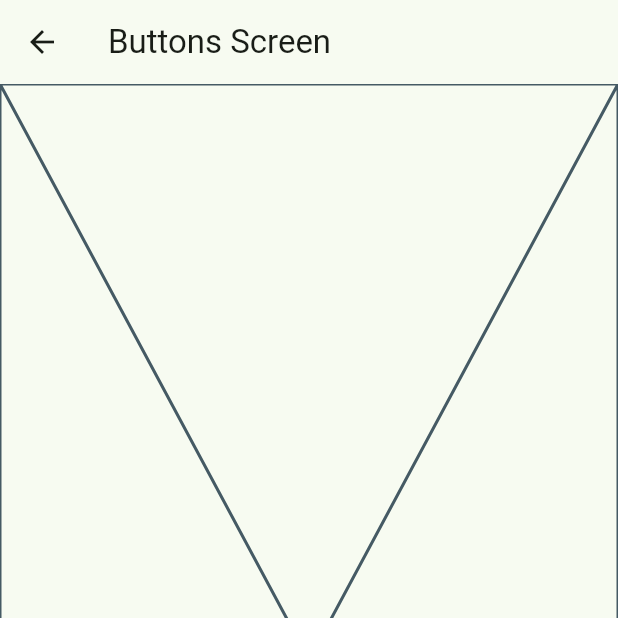
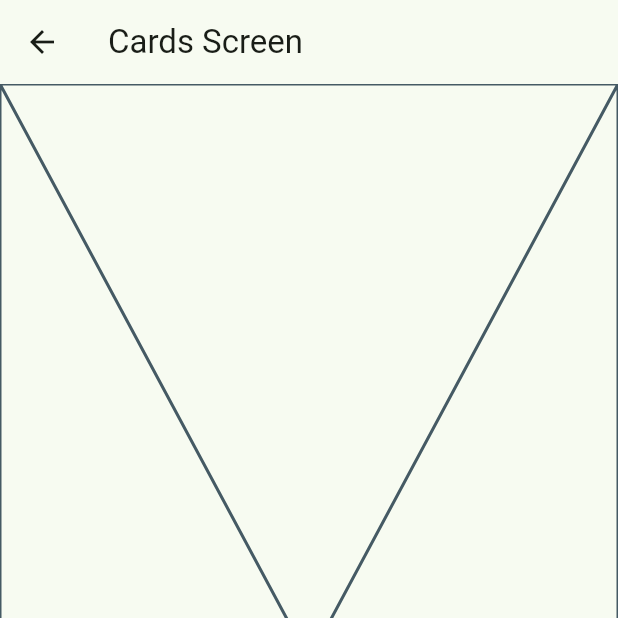
Before and after one commit to ctm187523/FlutterWidgets, a Flutter app: the HomeScreeen screen opened by its route, after a tap on "Botones", on a phone screen of 412 x 824 dp, the top half of it. Run offline on Flutter 3.47's test engine with Material 2 defaults, Android fonts, the phone set to English and light mode, and no system bars; our stand-ins replace go_router.

Commit message:
rutas con nombre implementado

```diff
--- a/lib/config/router/app_router.dart
+++ b/lib/config/router/app_router.dart
@@ -9,14 +9,17 @@ final appRouter = GoRouter(
   initialLocation: '/',
   routes: [
     GoRoute(
+      name: HomeScreeen.name, //el name es opcional cogemos el name del atributo estatico de la clase
       path: '/',
       builder: (context, state) => const HomeScreeen(),
     ),
     GoRoute(
+      name: ButtonsScreen.name, //el name es opcional cogemos el name del atributo estatico de la clase
       path: '/buttons',
       builder: (context, state) => const ButtonsScreen(),
     ),
     GoRoute(
+      name: CardsScreen.name, //el name es opcional cogemos el name del atributo estatico de la clase
       path: '/cards',
       builder: (context, state) => const CardsScreen(),
     ),
--- a/lib/presentation/screens/buttons/buttons_screens.dart
+++ b/lib/presentation/screens/buttons/buttons_screens.dart
@@ -2,6 +2,10 @@
 import 'package:flutter/material.dart';
 
 class ButtonsScreen extends StatelessWidget {
+
+  //ponemos los name para el routing de go_route es opcional
+  //lo ponemos estatico para poder acceder de las configuraciones de las rutas en  el archivo go_router.dart creado
+  static const String name = 'buttons_screen';
 
   //constructor
   const ButtonsScreen({super.key});
--- a/lib/presentation/screens/cards/cards_screen.dart
+++ b/lib/presentation/screens/cards/cards_screen.dart
@@ -2,6 +2,10 @@
 import 'package:flutter/material.dart';
 
 class CardsScreen extends StatelessWidget {
+
+  //ponemos los name para el routing de go_route es opcional
+  //lo ponemos estatico para poder acceder de las configuraciones de las rutas en  el archivo go_router.dart creado
+  static const String name = 'cards_screen';
   const CardsScreen({super.key});
 
   @override
--- a/lib/presentation/screens/home/home_screen.dart
+++ b/lib/presentation/screens/home/home_screen.dart
@@ -1,9 +1,16 @@
 import 'package:flutter/material.dart';
 import 'package:go_router/go_router.dart';
 import 'package:widgets_app/config/menu/menu_items.dart';
+import 'package:widgets_app/presentation/screens/screens.dart';
 
 
 class HomeScreeen extends StatelessWidget {
+
+  //ponemos los name para el routing de go_route es opcional
+  //lo ponemos estatico para poder acceder de las configuraciones de las rutas en  el archivo go_router.dart creado
+  static const String name = 'home_screen';
+
+  //constructor
   const HomeScreeen({super.key});
 
   @override
@@ -83,7 +90,12 @@ class _CustomListTile extends StatelessWidget {
         //Navigator.pushNamed(context, menuItem.link);
 
         //uso go_router creado en config/router/app_router, usamos menuItem creado en config/menu/menu_items
-        context.push(menuItem.link);
+        //LO COMENTO PORQUE AUNQUE SIGO USANDO go_router UTILIZO LOS NAMES
+        //context.push(menuItem.link);
+
+        //uso go_router usando names la de arriba comentada tambien seria valida
+        //de esta manera es mas facil actualizar la ruta
+        context.pushNamed(CardsScreen.name);
       },
     );
   }
```
